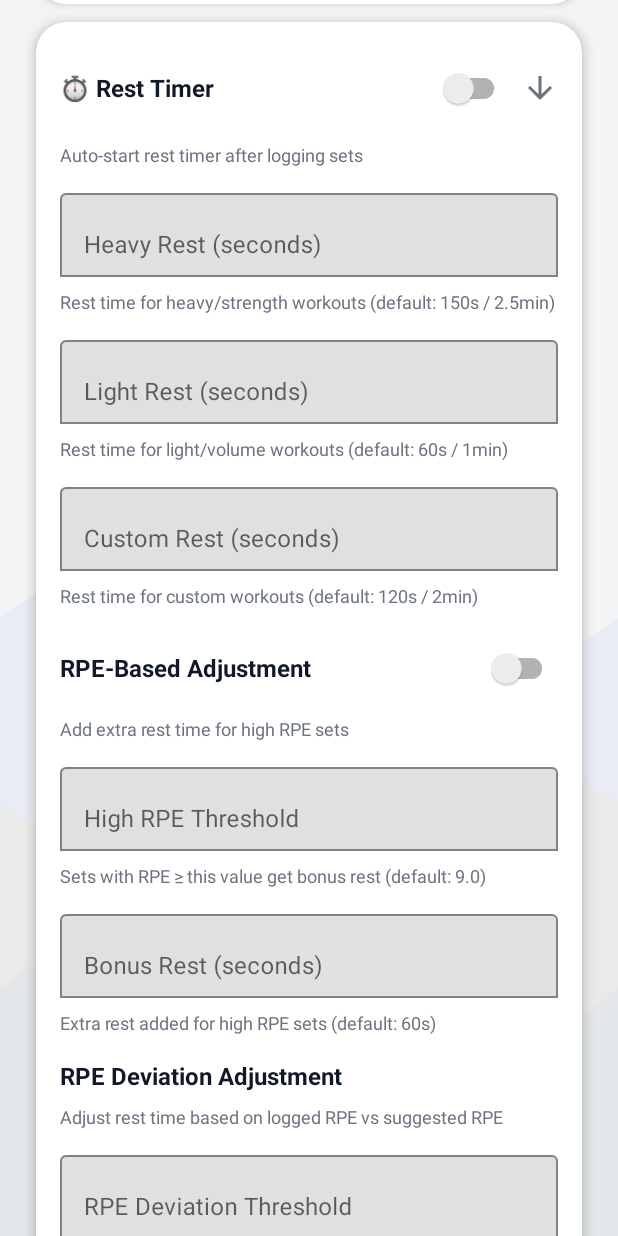
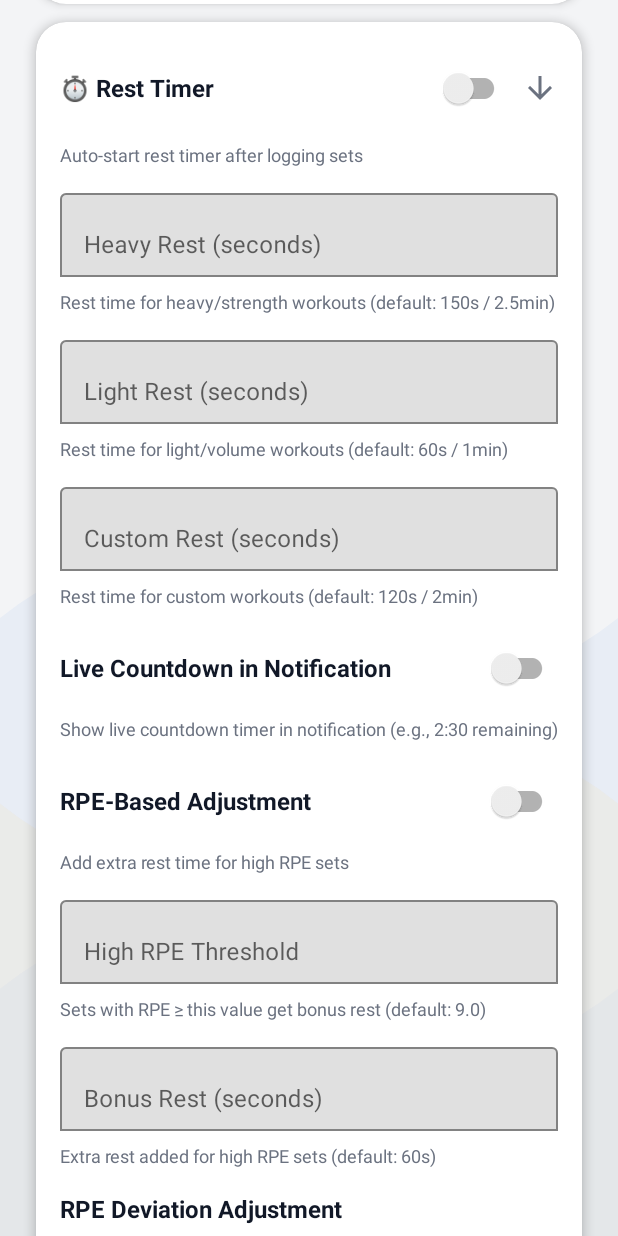
Before and after one commit to CasperHougaard/LiftPath, an Android app: the layout activity_progression_settings.xml on its own in the app's theme, with its tools: preview values and no code run, scrolled down 576 dp, on a phone screen of 412 x 824 dp. Run offline under Robolectric (Android 15) with nearby library versions, the phone set to English and light mode, and no system bars.

Commit message:
Live timer for rest-notifcation

```diff
--- a/app/build.gradle.kts
+++ b/app/build.gradle.kts
@@ -27,8 +27,8 @@ android {
         applicationId = "com.liftpath"
         minSdk = 35
         targetSdk = 36
-        versionCode = 4
-        versionName = "1.01.001"
+        versionCode = 5
+        versionName = "1.02.001"
 
         testInstrumentationRunner = "androidx.test.runner.AndroidJUnitRunner"
     }
--- a/app/src/main/java/com/liftpath/activities/ProgressionSettingsActivity.kt
+++ b/app/src/main/java/com/liftpath/activities/ProgressionSettingsActivity.kt
@@ -163,6 +163,8 @@ class ProgressionSettingsActivity : AppCompatActivity() {
         binding.etRpePositiveAdjustment.setText(settings.rpePositiveAdjustmentSeconds.toString())
         binding.etRpeNegativeAdjustment.setText(settings.rpeNegativeAdjustmentSeconds.toString())
 
+        binding.switchNotificationLiveCountdown.isChecked = settings.notificationLiveCountdown
+
         // Visibility Toggles
         binding.layoutRestTimerSettings.visibility = if (settings.restTimerEnabled) View.VISIBLE else View.GONE
         binding.layoutRpeAdjustmentSettings.visibility = if (settings.rpeAdjustmentEnabled) View.VISIBLE else View.GONE
@@ -302,7 +304,8 @@ class ProgressionSettingsActivity : AppCompatActivity() {
                 rpeHighBonusSeconds = binding.etRpeBonus.text.toString().toInt(),
                 rpeDeviationThreshold = binding.etRpeDeviationThreshold.text.toString().toFloat(),
                 rpePositiveAdjustmentSeconds = binding.etRpePositiveAdjustment.text.toString().toInt(),
-                rpeNegativeAdjustmentSeconds = binding.etRpeNegativeAdjustment.text.toString().toInt()
+                rpeNegativeAdjustmentSeconds = binding.etRpeNegativeAdjustment.text.toString().toInt(),
+                notificationLiveCountdown = binding.switchNotificationLiveCountdown.isChecked
             )
 
             if (!validateSettings(settings)) {
--- a/app/src/main/java/com/liftpath/helpers/ProgressionHelper.kt
+++ b/app/src/main/java/com/liftpath/helpers/ProgressionHelper.kt
@@ -50,7 +50,10 @@ object ProgressionHelper {
         val rpeHighBonusSeconds: Int = 60,
         val rpeDeviationThreshold: Float = 1.0f,
         val rpePositiveAdjustmentSeconds: Int = 30,
-        val rpeNegativeAdjustmentSeconds: Int = 15
+        val rpeNegativeAdjustmentSeconds: Int = 15,
+
+        // Notification Settings
+        val notificationLiveCountdown: Boolean = false
     )
 
     data class ProgressionSuggestion(
--- a/app/src/main/res/layout/activity_progression_settings.xml
+++ b/app/src/main/res/layout/activity_progression_settings.xml
@@ -405,6 +405,36 @@
                                 android:textSize="12sp"
                                 android:textColor="@color/fitness_text_secondary" />
                         </LinearLayout>
+
+                        <LinearLayout
+                            android:layout_width="match_parent"
+                            android:layout_height="wrap_content"
+                            android:layout_marginTop="16dp"
+                            android:orientation="horizontal"
+                            android:gravity="center_vertical">
+
+                            <TextView
+                                android:layout_width="0dp"
+                                android:layout_height="wrap_content"
+                                android:layout_weight="1"
+                                android:text="Live Countdown in Notification"
+                                android:textSize="16sp"
+                                android:textStyle="bold"
+                                android:textColor="@color/fitness_text_primary" />
+
+                            <androidx.appcompat.widget.SwitchCompat
+                                android:id="@+id/switchNotificationLiveCountdown"
+                                android:layout_width="wrap_content"
+                                android:layout_height="wrap_content" />
+                        </LinearLayout>
+
+                        <TextView
+                            android:layout_width="match_parent"
+                            android:layout_height="wrap_content"
+                            android:layout_marginTop="8dp"
+                            android:text="Show live countdown timer in notification (e.g., 2:30 remaining)"
+                            android:textSize="12sp"
+                            android:textColor="@color/fitness_text_secondary" />
 
                         <LinearLayout
                             android:layout_width="match_parent"
```
Also changed, not shown: app/src/main/java/com/liftpath/services/RestTimerService.kt (+72 -9 lines).
